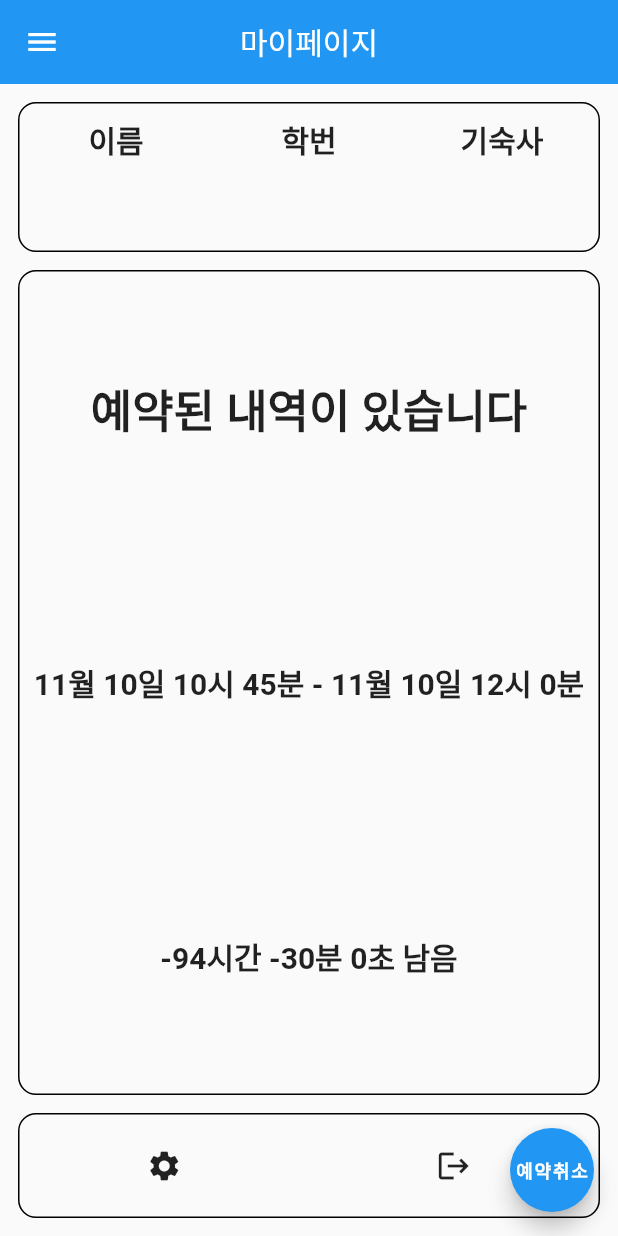
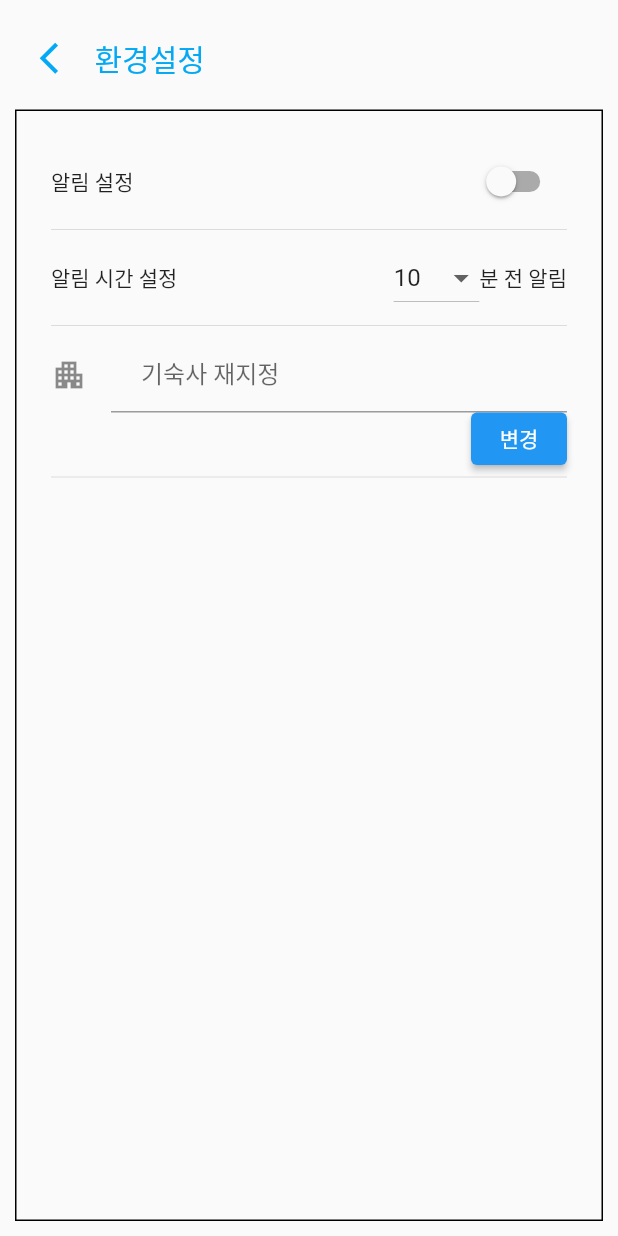
Before and after one commit to dormitoryClicker/dormitoryClicker_Front, a Flutter app: the MyPage screen opened by its route, after a tap on the "settings" icon, on a phone screen of 412 x 824 dp. Run offline on Flutter 3.47's test engine with Material 2 defaults, Android fonts, the phone set to English and light mode, and no system bars; our stand-ins replace timer_builder.

Commit message:
gwang_test 22-11-14

```diff
--- a/lib/main.dart
+++ b/lib/main.dart
@@ -6,6 +6,7 @@ import 'my_page.dart';
 import 'reserve_page.dart';
 import 'signin_page.dart';
 import 'signup_page.dart';
+import 'setting_page.dart';
 
 void main() => runApp(MyApp());
 
--- a/lib/my_page.dart
+++ b/lib/my_page.dart
@@ -4,6 +4,7 @@ import 'package:provider/provider.dart';
 import 'user_info.dart';
 import 'home_page.dart';
 import 'signin_page.dart';
+import 'setting_page.dart';
 
 class MyPage extends StatefulWidget {
   const MyPage({Key? key}) : super(key: key);
@@ -272,7 +273,11 @@ class _MyPageState extends State<MyPage> {
                     fit: FlexFit.tight,
                     flex: 1,
                     child: IconButton(
-                      onPressed: (){},
+                      onPressed: (){
+                        Navigator.push(context, MaterialPageRoute(
+                            builder: (context) => SettingPage())
+                        );
+                      },
                       icon: const Icon(Icons.settings)
                     )
                   ),
--- /dev/null
+++ b/lib/setting_page.dart
@@ -0,0 +1,183 @@
+import 'package:flutter/material.dart';
+import 'package:intl/intl.dart';
+import 'package:timer_builder/timer_builder.dart';
+import 'package:provider/provider.dart';
+import 'my_page.dart';
+import 'user_info.dart';
+
+
+class SettingPage extends StatefulWidget {
+  const SettingPage({Key? key}) : super(key: key);
+
+  @override
+  State<SettingPage> createState() => _SettingPageState();
+}
+
+class _SettingPageState extends State<SettingPage> {
+
+  var info;
+
+  final List<String> _selectedTimer = [
+    '10', '15', '20','25', '30',
+  ];
+
+  var _isChecked = false;
+  String _initTimer = '10';
+
+  @override
+  Widget build(BuildContext context) {
+    info = Provider.of<UserInfo>(context, listen: true);
+
+    return Scaffold(
+      body: Column(
+        crossAxisAlignment: CrossAxisAlignment.stretch,
+        mainAxisAlignment: MainAxisAlignment.spaceAround,
+        children: <Widget>[
+          Row(
+              children: [
+                Container(
+                  alignment: Alignment.topLeft,
+                  padding: const EdgeInsets.only(top: 15.0, left: 15.0),
+                  child: IconButton(
+                    icon: const Icon(
+                      Icons.arrow_back_ios,
+                      color: Colors.lightBlue,
+                      size: 25.0,
+                    ),
+                    onPressed: () {
+                      Navigator.pop(context);
+                    },
+                  ),
+                ),
+                Container(
+                  alignment: Alignment.topLeft,
+                  padding: const EdgeInsets.only(top: 15.0),
+                  child: Text(
+                    '환경설정',
+                    style: TextStyle(color: Colors.lightBlue, fontSize: 20.0),
+                  ),
+                )
+              ]
+          ),
+
+          Flexible(
+            flex: 10,
+            fit: FlexFit.tight,
+            child: Container(
+              margin: const EdgeInsets.all(10.0),
+              padding: const EdgeInsets.all(15.0),
+              decoration: BoxDecoration(
+                border: Border.all(color: Colors.black),
+              ),
+              child: ListView(
+                padding: const EdgeInsets.all(8),
+                shrinkWrap: true,
+                children: [
+                  Expanded(
+                    //height: 50,
+                    child: Row(
+                      mainAxisAlignment: MainAxisAlignment.spaceBetween,
+                      children: <Widget>[
+                        Flexible(
+                          flex: 8,
+                          fit: FlexFit.tight,
+                          child: Container(
+                            child: Text("알림 설정", textAlign: TextAlign.left,),
+                          ),
+                        ),
+                        Flexible(
+                          flex: 2,
+                          fit: FlexFit.tight,
+                          child: Switch(
+                            value: _isChecked,
+                            onChanged: (value){
+                              setState(() {
+                                _isChecked = value;
+                              });
+                            },
+                          ),
+                        ),
+                      ],
+                    ),
+                  ),
+                  Divider(),
+                  Expanded(
+                    //height: 50,
+                    child: Row(
+                      mainAxisAlignment: MainAxisAlignment.spaceBetween,
+                      children: <Widget>[
+                        Flexible(
+                          flex: 8,
+                          fit: FlexFit.tight,
+                          child: Container(
+                            child: Text("알림 시간 설정", textAlign: TextAlign.left,),
+                          ),
+                        ),
+                        Flexible(
+                          flex: 2,
+                          fit: FlexFit.tight,
+                          child: DropdownButton(
+                            isExpanded: true,
+                            value: _initTimer,
+                            items: _selectedTimer.map(
+                                (value) {
+                                  return DropdownMenuItem(
+                                    value: value,
+                                    child: Text(value),
+                                  );
+                                },
+                            ).toList(),
+                            onChanged: (String? value){
+                              setState(() {
+                                _initTimer = value!;
+                              });
+                            },
+                          ),
+                        ),
+                        Text('분 전 알림'),
+                      ],
+                    ),
+                  ),
+                  Divider(),
+                  Container(
+                    child: Column(
+                      children: <Widget>[
+                        Container(
+                          height: 50,
+                          child:TextFormField(
+                            keyboardType: TextInputType.text,
+                            autofocus: false,
+                            decoration: const InputDecoration(
+                              icon: Icon(Icons.apartment),
+                              labelText: '기숙사 재지정',
+                              contentPadding: EdgeInsets.fromLTRB(20.0, 10.0, 20.0, 10.0),
+                            ),
+                            validator: (value) {
+                              if (value != null && value.isEmpty) {
+                                return '기숙사를 입력해주세요!';
+                              }
+                              return null;
+                            },
+                          ),
+                        ),
+                        Container(
+                          height: 35,
+                          alignment: Alignment.centerRight,
+                          child: ElevatedButton(
+                              onPressed: (){},
+                              child: const Text('변경')),
+                        ),
+                      ],
+                    ),
+                  ),
+                  Divider(),
+                ],
+              ),
+            ),
+          ),
+
+        ],
+      ),
+    );
+  }
+}
--- a/lib/user_info.dart
+++ b/lib/user_info.dart
@@ -3,12 +3,14 @@ import 'package:flutter/material.dart';
 class UserInfo extends ChangeNotifier{
   String _userName = "", _userId = "", _password = "", _dormitory = "";
   int _macNumber = 0;
+  int _reservedNow = 0;
 
   String getUserName() { return _userName; }
   String getUserId(){ return _userId; }
   String getPassword(){ return _password; }
   String getDormitory(){ return _dormitory; }
   int getMacNumber() { return _macNumber; }
+  int getReserved() {return _reservedNow;}
 
   void putUserName(String name){
     _userName = name;
@@ -30,6 +32,10 @@ class UserInfo extends ChangeNotifier{
     _macNumber = number;
     notifyListeners();
   }
+  void putReserved(int reserve){
+    _reservedNow = reserve;
+    notifyListeners();
+  }
 
   bool isEmpty(String str){
     return (str == "") ? true : false;
```
Also changed, not shown: lib/reserve_page.dart (+134 -20 lines).
